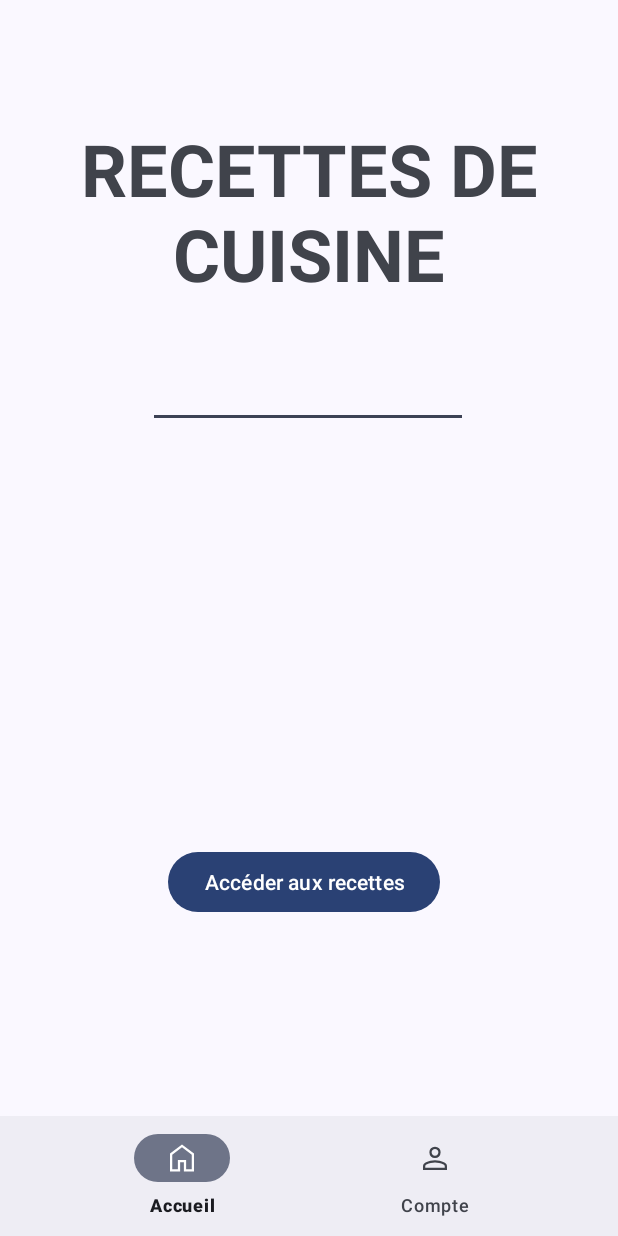
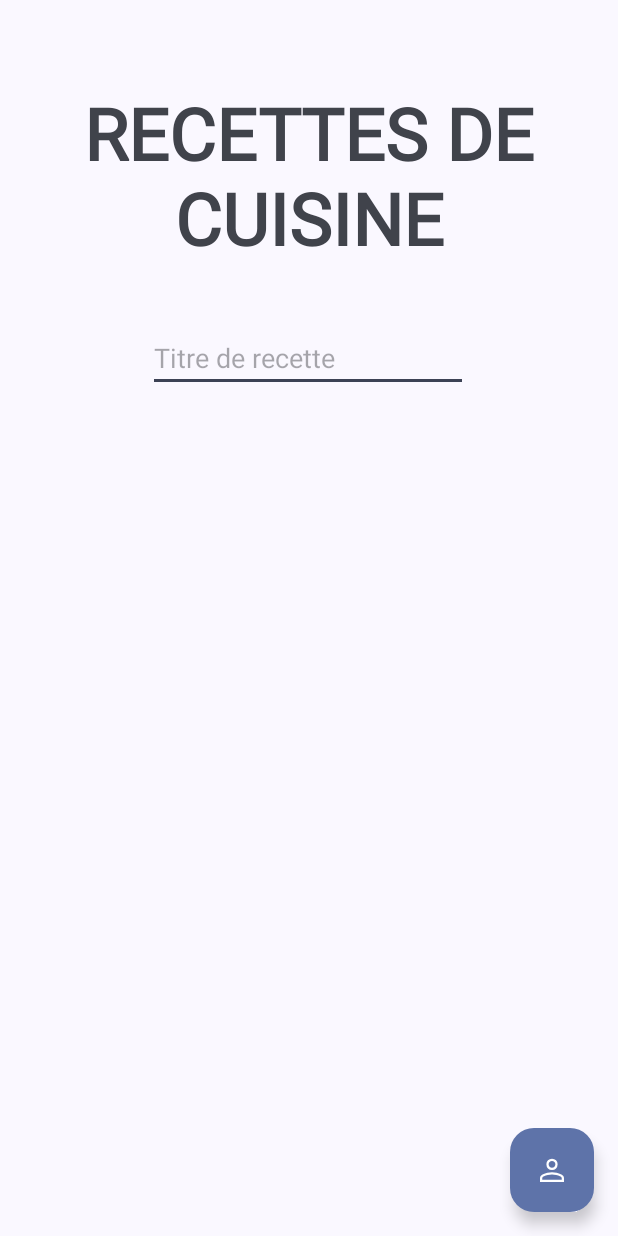
Before and after one commit to ClemMLD/Clems-Kitchen, an Android app: the screen it shows after launch (HomeActivity), on a phone screen of 412 x 824 dp. Run offline under Robolectric (Android 15) with nearby library versions, the phone set to English and light mode, and no system bars; our stand-ins replace Firebase (no records; nobody signed in at launch, a user with empty details on screens opened directly), data binding.

Commit message:
Improved layout for more coherence

```diff
--- a/app/src/main/java/com/ynov/cours_projet/viewmodels/LoginViewModel.kt
+++ b/app/src/main/java/com/ynov/cours_projet/viewmodels/LoginViewModel.kt
@@ -37,4 +37,8 @@ class LoginViewModel(application: Application) : AndroidViewModel(application) {
             }
         }
     }
+
+    fun goBack() {
+        currentActivity.finish();
+    }
 }
--- a/app/src/main/java/com/ynov/cours_projet/viewmodels/RegisterViewModel.kt
+++ b/app/src/main/java/com/ynov/cours_projet/viewmodels/RegisterViewModel.kt
@@ -2,6 +2,7 @@ package com.ynov.cours_projet.viewmodels
 
 import android.app.Activity
 import android.app.Application
+import android.view.View
 import androidx.lifecycle.AndroidViewModel
 import androidx.lifecycle.LiveData
 import androidx.lifecycle.MutableLiveData
@@ -33,6 +34,9 @@ class RegisterViewModel(application: Application) : AndroidViewModel(application
                     }
                 }
         }
+    }
 
+    fun goBack() {
+        currentActivity.finish();
     }
 }
--- a/app/src/main/java/com/ynov/cours_projet/views/HomeActivity.kt
+++ b/app/src/main/java/com/ynov/cours_projet/views/HomeActivity.kt
@@ -6,10 +6,12 @@ import android.widget.Button
 import android.widget.EditText
 import androidx.appcompat.app.AppCompatActivity
 import androidx.databinding.DataBindingUtil
+import androidx.lifecycle.Observer
 import androidx.lifecycle.ViewModelProvider
 import androidx.recyclerview.widget.LinearLayoutManager
 import androidx.recyclerview.widget.RecyclerView
 import com.google.android.material.bottomnavigation.BottomNavigationView
+import com.google.android.material.floatingactionbutton.FloatingActionButton
 import com.google.firebase.auth.FirebaseAuth
 import com.ynov.cours_projet.R
 import com.ynov.cours_projet.databinding.ActivityHomeBinding
@@ -27,22 +29,21 @@ class HomeActivity : AppCompatActivity() {
         )
 
         viewModel = ViewModelProvider(this)[HomeViewModel::class.java]
-        val RecipeviewModel = ViewModelProvider(this)[RecipeViewModel::class.java]
 
-        val bottomNavigationView =
-            findViewById<BottomNavigationView>(R.id.bottom_navigation)
-        bottomNavigationView.setOnNavigationItemSelectedListener(BottomNavigationView.OnNavigationItemSelectedListener { item ->
-            when (item.itemId) {
-                R.id.action_inbox ->
-                    return@OnNavigationItemSelectedListener true
-                R.id.action_starred ->
-                    if (FirebaseAuth.getInstance().currentUser != null) {
-                        startActivity(Intent(this, AccountActivity::class.java))
-                    } else {
-                        startActivity(Intent(this, LoginActivity::class.java))
-                    }
+        viewModel.navigateToAccountEvent.observe(this, Observer {
+            if (it == true) {
+                val intent = Intent(this@HomeActivity, AccountActivity::class.java)
+                startActivity(intent)
+                viewModel.navigateToAccountEvent.value = false
             }
-            false
+        })
+
+        viewModel.navigateToLoginEvent.observe(this, Observer {
+            if (it == true) {
+                val intent = Intent(this@HomeActivity, LoginActivity::class.java)
+                startActivity(intent)
+                viewModel.navigateToLoginEvent.value = false
+            }
         })
 
         val recipeRecyclerView = findViewById<RecyclerView>(R.id.recipe_recycler_view)
@@ -58,9 +59,13 @@ class HomeActivity : AppCompatActivity() {
 
         }
 
-        val goToRecipesButton = findViewById<Button>(R.id.goToRecipesButton)
-        goToRecipesButton.setOnClickListener {
-            viewModel.navigateToRecipes(this, RecipeviewModel)
+        val userButton: FloatingActionButton = findViewById(R.id.userButton)
+        userButton.setOnClickListener {
+            if (FirebaseAuth.getInstance().currentUser != null) {
+                viewModel.navigateToAccount();
+            } else {
+                viewModel.navigateToLogin();
+            }
         }
 
         binding.viewModel = viewModel
--- a/app/src/main/java/com/ynov/cours_projet/views/LoginActivity.kt
+++ b/app/src/main/java/com/ynov/cours_projet/views/LoginActivity.kt
@@ -7,6 +7,7 @@ import android.view.View
 import android.widget.Button
 import android.widget.Toast
 import androidx.appcompat.app.AppCompatActivity
+import androidx.appcompat.widget.Toolbar
 import androidx.databinding.DataBindingUtil
 import androidx.lifecycle.Observer
 import androidx.lifecycle.ViewModelProvider
@@ -44,6 +45,11 @@ class LoginActivity : AppCompatActivity() {
         })
         viewModel.currentActivity = this
 
+        val loginToolbar: Toolbar = findViewById(R.id.loginToolbar)
+        loginToolbar.setOnClickListener {
+            viewModel.goBack()
+        }
+
         val registerButton: Button = findViewById(R.id.registerPageButton)
         registerButton.setOnClickListener {
             viewModel.navigateToRegister()
--- a/app/src/main/res/layout/activity_home.xml
+++ b/app/src/main/res/layout/activity_home.xml
@@ -16,24 +16,17 @@
 
             <TextView
                 android:id="@+id/textView"
-                android:layout_width="wrap_content"
-                android:layout_height="wrap_content"
-                android:layout_marginTop="80dp"
-                android:text="Recettes de cuisine"
+                android:layout_width="363dp"
+                android:layout_height="125dp"
+                android:layout_marginTop="56dp"
+                android:fontFamily="@font/roboto"
+                android:text="@string/recettes_de_cuisine"
                 android:textAlignment="center"
                 android:textAllCaps="true"
                 android:textSize="48sp"
                 android:textStyle="bold"
-                app:layout_constraintStart_toStartOf="parent"
-                app:layout_constraintTop_toTopOf="parent" />
-
-            <Button
-                android:id="@+id/goToRecipesButton"
-                android:layout_width="wrap_content"
-                android:layout_height="wrap_content"
-                android:layout_marginStart="112dp"
-                android:layout_marginTop="564dp"
-                android:text="@string/acc_der_aux_recettes"
+                app:layout_constraintEnd_toEndOf="parent"
+                app:layout_constraintHorizontal_bias="0.5"
                 app:layout_constraintStart_toStartOf="parent"
                 app:layout_constraintTop_toTopOf="parent" />
 
@@ -41,8 +34,9 @@
                 android:id="@+id/recipeSearchEditText"
                 android:layout_width="wrap_content"
                 android:layout_height="wrap_content"
-                android:layout_marginTop="240dp"
+                android:layout_marginTop="216dp"
                 android:ems="10"
+                android:hint="Titre de recette"
                 android:inputType="text"
                 app:layout_constraintEnd_toEndOf="parent"
                 app:layout_constraintHorizontal_bias="0.497"
@@ -51,8 +45,8 @@
 
             <androidx.recyclerview.widget.RecyclerView
                 android:id="@+id/recipe_recycler_view"
-                android:layout_width="323dp"
-                android:layout_height="239dp"
+                android:layout_width="320dp"
+                android:layout_height="339dp"
                 android:layout_marginTop="296dp"
                 app:layoutManager="androidx.recyclerview.widget.LinearLayoutManager"
                 app:layout_constraintEnd_toEndOf="parent"
@@ -60,14 +54,16 @@
                 app:layout_constraintStart_toStartOf="parent"
                 app:layout_constraintTop_toTopOf="parent" />
 
-            <com.google.android.material.bottomnavigation.BottomNavigationView
-                android:id="@+id/bottom_navigation"
-                android:layout_width="match_parent"
+            <com.google.android.material.floatingactionbutton.FloatingActionButton
+                android:id="@+id/userButton"
+                android:layout_width="wrap_content"
                 android:layout_height="wrap_content"
-                android:layout_gravity="bottom"
+                android:layout_marginEnd="16dp"
+                android:layout_marginBottom="16dp"
+                android:clickable="true"
                 app:layout_constraintBottom_toBottomOf="parent"
-                app:layout_constraintStart_toStartOf="parent"
-                app:menu="@menu/bottom_navigation_menu" />
+                app:layout_constraintEnd_toEndOf="parent"
+                app:srcCompat="@drawable/person_icon" />
 
         </androidx.constraintlayout.widget.ConstraintLayout>
 
--- a/app/src/main/res/layout/activity_login.xml
+++ b/app/src/main/res/layout/activity_login.xml
@@ -15,7 +15,7 @@
             app:layout_behavior="@string/appbar_scrolling_view_behavior">
 
             <androidx.appcompat.widget.Toolbar
-                android:id="@+id/toolbar"
+                android:id="@+id/loginToolbar"
                 android:layout_width="match_parent"
                 android:layout_height="wrap_content"
                 android:elevation="4dp"
@@ -36,7 +36,7 @@
                 app:layout_constraintEnd_toEndOf="parent"
                 app:layout_constraintHorizontal_bias="0.5"
                 app:layout_constraintStart_toStartOf="parent"
-                app:layout_constraintTop_toBottomOf="@+id/toolbar"
+                app:layout_constraintTop_toBottomOf="@+id/loginToolbar"
                 app:layout_constraintVertical_chainStyle="spread"
                 tools:ignore="MissingConstraints" />
 
--- a/app/src/main/res/layout/activity_register.xml
+++ b/app/src/main/res/layout/activity_register.xml
@@ -17,7 +17,7 @@
             tools:layout_editor_absoluteY="51dp">
 
             <androidx.appcompat.widget.Toolbar
-                android:id="@+id/toolbar"
+                android:id="@+id/registerToolbar"
                 style="@style/MyWhiteToolbarStyle"
                 android:layout_width="match_parent"
                 android:layout_height="wrap_content"
@@ -43,7 +43,7 @@
                 app:layout_constraintEnd_toEndOf="parent"
                 app:layout_constraintHorizontal_bias="0.5"
                 app:layout_constraintStart_toStartOf="parent"
-                app:layout_constraintTop_toBottomOf="@+id/toolbar"
+                app:layout_constraintTop_toBottomOf="@+id/registerToolbar"
                 tools:ignore="MissingConstraints" />
 
             <EditText
--- a/app/src/main/res/menu/bottom_navigation_menu.xml
+++ /dev/null
@@ -1,14 +0,0 @@
-<?xml version="1.0" encoding="utf-8"?>
-<menu xmlns:android="http://schemas.android.com/apk/res/android">
-
-    <item
-        android:id="@+id/action_inbox"
-        android:icon="@drawable/home_icon"
-        android:title="@string/accueil" />
-
-    <item
-        android:id="@+id/action_starred"
-        android:icon="@drawable/person_icon"
-        android:title="@string/compte" />
-
-</menu>
--- a/app/src/main/res/values/strings.xml
+++ b/app/src/main/res/values/strings.xml
@@ -52,4 +52,5 @@
     <string name="compte">Compte</string>
     <string name="se_d_connecter">Se déconnecter</string>
     <string name="acc_der_aux_recettes">Accéder aux recettes</string>
+    <string name="recettes_de_cuisine">Recettes de cuisine</string>
 </resources>
--- a/build.gradle
+++ b/build.gradle
@@ -15,8 +15,8 @@ buildscript {
 }
 
 plugins {
-    id 'com.android.application' version '7.4.0' apply false
-    id 'com.android.library' version '7.4.0' apply false
+    id 'com.android.application' version '7.4.1' apply false
+    id 'com.android.library' version '7.4.1' apply false
     id 'org.jetbrains.kotlin.android' version '1.7.20' apply false
 }
 
```
Also changed, not shown: app/src/main/java/com/ynov/cours_projet/viewmodels/HomeViewModel.kt (+8 -3 lines), app/src/main/java/com/ynov/cours_projet/views/RegisterActivity.kt (+7 -0 lines), app/src/main/res/menu/menu_main.xml (deleted, +0 -10 lines), app/src/main/res/font/roboto.ttf (added), app/src/main/res/font/roboto_thin.ttf (added).
